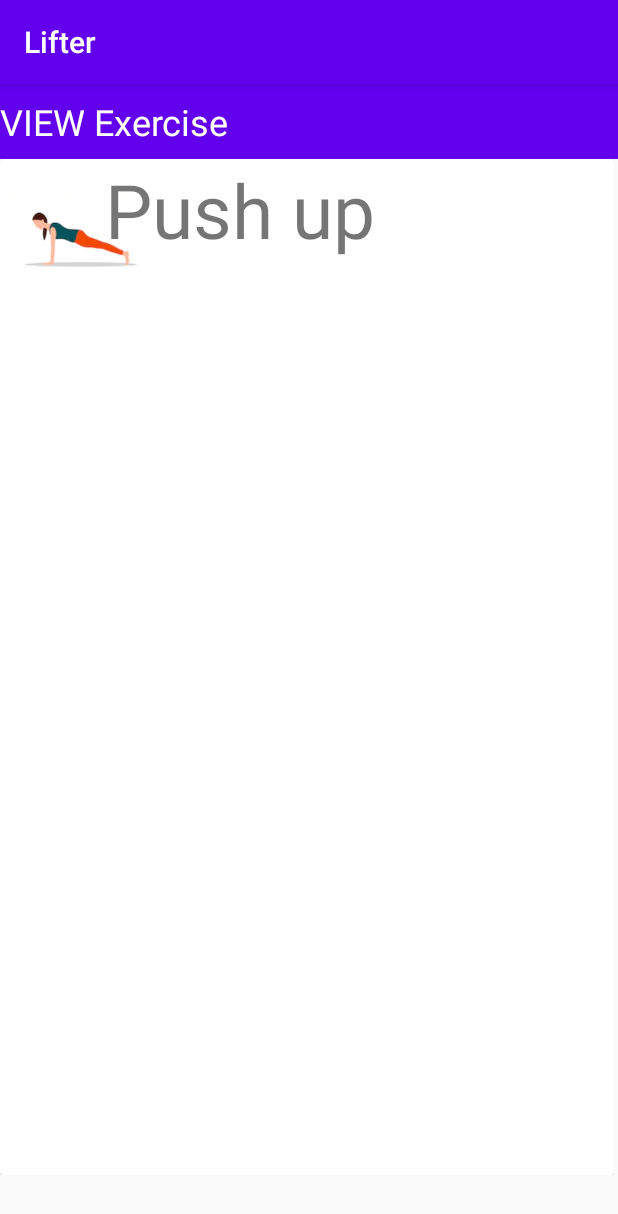
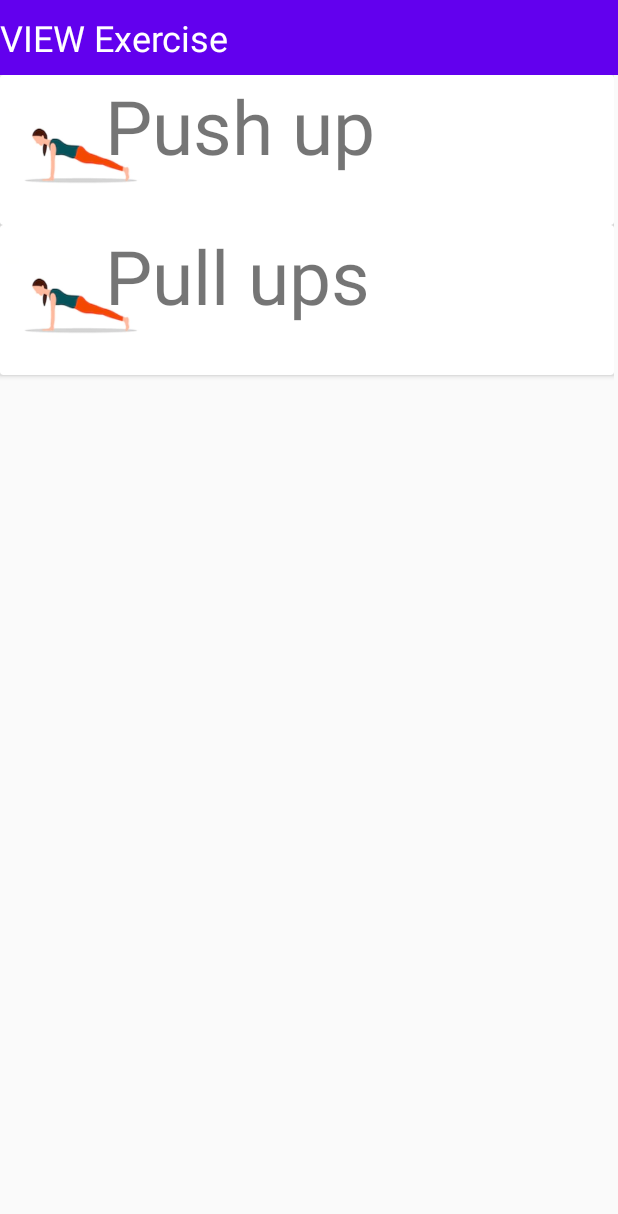
Before and after one commit to DeclanSweeney/lifter_inc, an Android app: the ListExercise screen opened directly, with no data from a screen before it, on a phone screen of 412 x 824 dp. Shown: the top 1214 px of the screen. Run offline under Robolectric (Android 15) with nearby library versions, the phone set to English and light mode, and no system bars.

```diff
--- a/Lifter/app/src/main/java/com/example/lifter/ListExercise.java
+++ b/Lifter/app/src/main/java/com/example/lifter/ListExercise.java
@@ -13,6 +13,7 @@ import java.util.List;
 public class ListExercise extends AppCompatActivity {
     // objects
     List<Exercise> exerciseList = new ArrayList<>();
+
 
     //RecyclerViews
     RecyclerView.LayoutManager layoutManager;
@@ -33,5 +34,6 @@ public class ListExercise extends AppCompatActivity {
     }
 
     private void init() {
-        exerciseList.add(new Exercise(R.drawable.pushup,"Push up"));
+        exerciseList.add(new Exercise(R.drawable.pushup,"Push up","hi","Ho"));
+        exerciseList.add(new Exercise(R.drawable.pushup,"Pull ups","push","like"));
     }}
--- a/Lifter/app/src/main/res/layout/item_exercise.xml
+++ b/Lifter/app/src/main/res/layout/item_exercise.xml
@@ -1,7 +1,10 @@
 <?xml version="1.0" encoding="utf-8"?>
-<androidx.cardview.widget.CardView
-    xmlns:android="http://schemas.android.com/apk/res/android" android:layout_width="match_parent"
-    android:layout_height="match_parent">
+<androidx.cardview.widget.CardView xmlns:android="http://schemas.android.com/apk/res/android"
+    android:layout_width="match_parent"
+    android:layout_height="wrap_content"
+    xmlns:app="http://schemas.android.com/apk/res-auto"
+    android:padding="10dp"
+    app:cardMaxElevation="10dp">
 
     <LinearLayout
 
--- a/Lifter/app/src/main/res/values/styles.xml
+++ b/Lifter/app/src/main/res/values/styles.xml
@@ -1,7 +1,7 @@
 <resources>
 
     <!-- Base application theme. -->
-    <style name="AppTheme" parent="Theme.AppCompat.Light.DarkActionBar">
+    <style name="AppTheme" parent="Theme.AppCompat.Light.NoActionBar">
         <!-- Customize your theme here. -->
         <item name="colorPrimary">@color/colorPrimary</item>
         <item name="colorPrimaryDark">@color/colorPrimaryDark</item>
```
Also changed, not shown: Lifter/app/src/main/java/com/example/lifter/Exercise.java (+46 -2 lines), Lifter/app/src/main/java/com/example/lifter/Exercise_interaction.java (added, +18 -0 lines), Lifter/app/src/main/res/layout/activity_workout.xml (+43 -2 lines).
